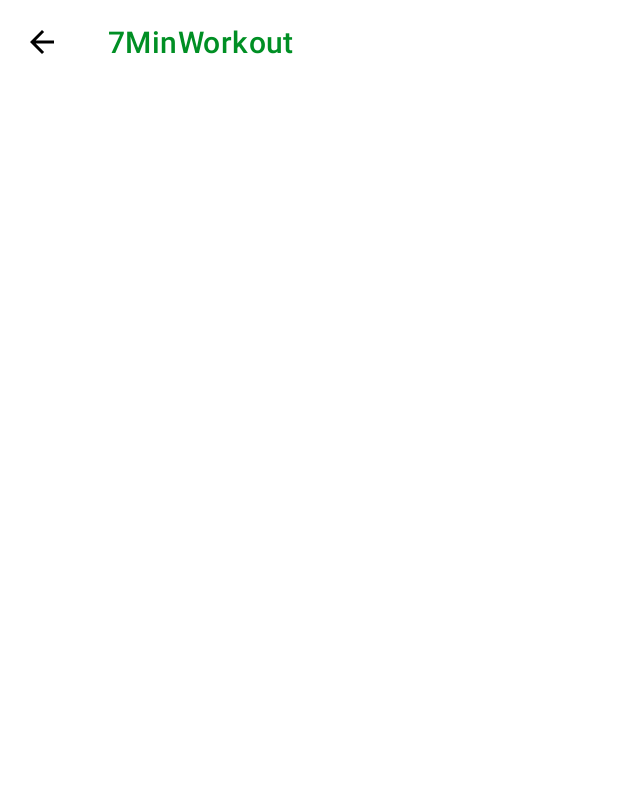
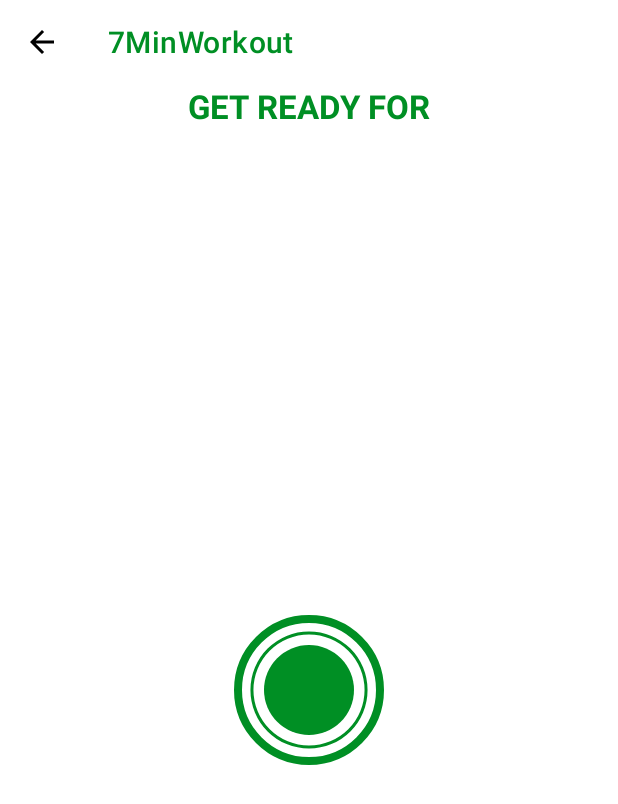
Before and after one commit to arpit7786/7MinWorkout, an Android app: the ExcerciseActivity screen opened directly, with no data from a screen before it, on a phone screen of 412 x 824 dp. Shown: the top 804 px of the screen. Run offline under Robolectric (Android 15) with nearby library versions, the phone set to English and light mode, and no system bars.

Commit message:
completed design for circular progress bar in Exercise Screen Activity

```diff
--- /dev/null
+++ b/app/src/main/res/drawable/circular_progress_bar.xml
@@ -0,0 +1,12 @@
+<?xml version="1.0" encoding="utf-8"?>
+<layer-list xmlns:android="http://schemas.android.com/apk/res/android">
+    <item>
+        <shape
+            android:innerRadiusRatio="2.7"
+            android:shape="ring"
+            android:thicknessRatio="50.0"
+            android:useLevel="true">
+            <solid android:color="@color/colorAccent"/>
+        </shape>
+    </item>
+</layer-list>
--- /dev/null
+++ b/app/src/main/res/drawable/circular_progress_bar_grey.xml
@@ -0,0 +1,12 @@
+<?xml version="1.0" encoding="utf-8"?>
+<layer-list xmlns:android="http://schemas.android.com/apk/res/android">
+    <item>
+        <shape
+            android:innerRadiusRatio="2.7"
+            android:shape="ring"
+            android:thicknessRatio="50.0"
+            android:useLevel="true">
+            <solid android:color="#D4DEE7"/>
+        </shape>
+    </item>
+</layer-list>
--- /dev/null
+++ b/app/src/main/res/drawable/item_circular_color_accent_background.xml
@@ -0,0 +1,6 @@
+<?xml version="1.0" encoding="utf-8"?>
+<shape xmlns:android="http://schemas.android.com/apk/res/android"
+    android:shape="oval">
+    <solid android:color="@color/colorAccent"/>
+
+</shape>
--- a/app/src/main/res/layout/activity_excercise.xml
+++ b/app/src/main/res/layout/activity_excercise.xml
@@ -17,4 +17,61 @@
         app:layout_constraintStart_toStartOf="parent"
         app:layout_constraintEnd_toEndOf="parent" />
 
+    <TextView
+        android:id="@+id/textViewForProgress"
+        android:layout_width="wrap_content"
+        android:layout_height="wrap_content"
+        app:layout_constraintTop_toBottomOf="@+id/ExcerciseActivityToolbar"
+        app:layout_constraintStart_toStartOf="parent"
+        app:layout_constraintEnd_toEndOf="parent"
+        android:text="GET READY FOR"
+        android:textSize="22sp"
+        android:textColor="@color/colorAccent"
+        android:textStyle="bold"
+        />
+
+    <FrameLayout
+        android:id="@+id/flProgressBar"
+        android:layout_width="100dp"
+        android:layout_height="100dp"
+        android:layout_marginTop="10dp"
+        android:background="@drawable/item_circular_color_accent_border"
+        app:layout_constraintBottom_toBottomOf="parent"
+        app:layout_constraintTop_toBottomOf="@+id/textViewForProgress"
+        app:layout_constraintStart_toStartOf="parent"
+        app:layout_constraintEnd_toEndOf="parent">
+
+        <ProgressBar
+            android:id="@+id/progressBar"
+            style="?android:attr/progressBarStyleHorizontal"
+            android:layout_width="100dp"
+            android:layout_height="100dp"
+            android:layout_gravity="center"
+            android:background="@drawable/circular_progress_bar_grey"
+            android:progressDrawable="@drawable/circular_progress_bar"
+            android:indeterminate="false"
+            android:max="10"
+            android:progress="100"
+            android:rotation="-90"/>
+
+        <LinearLayout
+            android:layout_width="60dp"
+            android:layout_height="60dp"
+            android:layout_gravity="center"
+            android:background="@drawable/item_circular_color_accent_background"
+            android:gravity="center">
+
+            <TextView
+                android:layout_width="wrap_content"
+                android:layout_height="wrap_content"
+                android:id="@+id/tvTimer"
+                android:textColor="@color/white"
+                android:textStyle="bold"
+                android:textSize="25sp"
+                tools:text="10"/>
+
+        </LinearLayout>
+
+    </FrameLayout>
+
 </androidx.constraintlayout.widget.ConstraintLayout>
```
